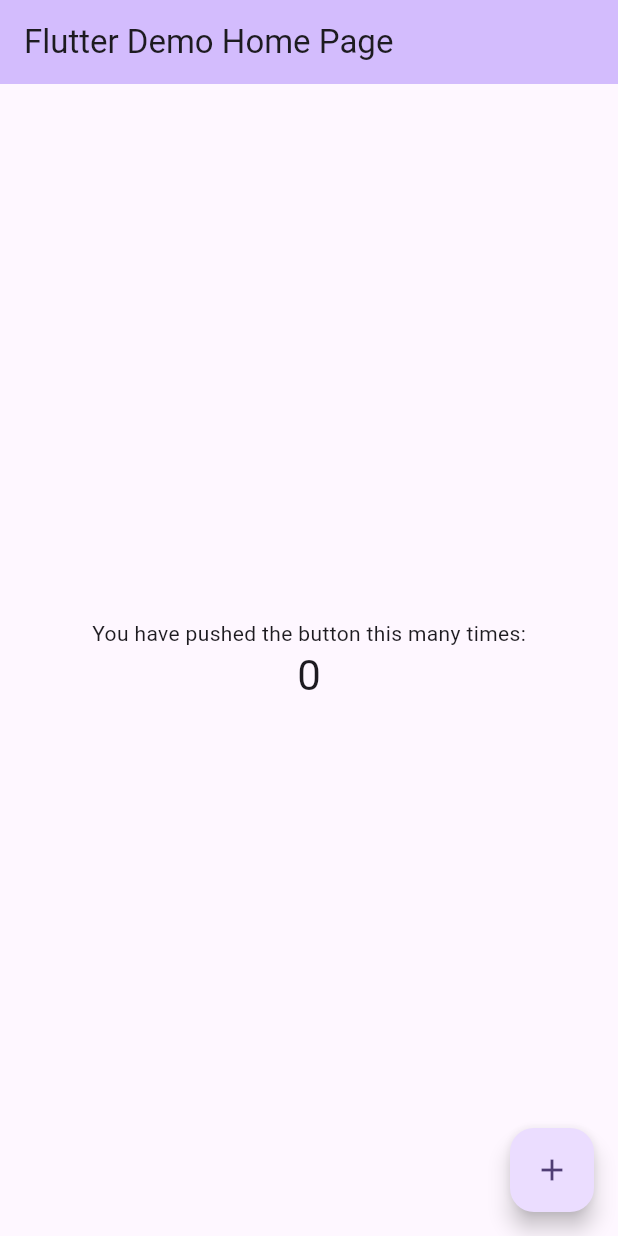
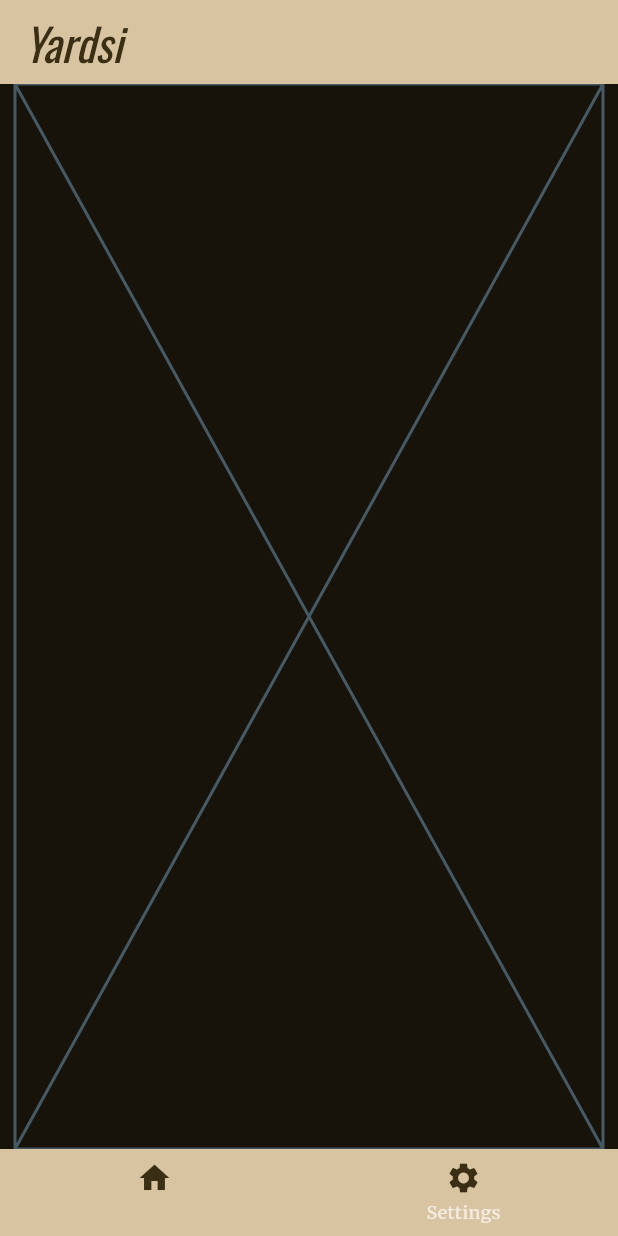
Before and after one commit to evanlalo/make_something, a Flutter app: the screen it shows after launch, on a phone screen of 412 x 824 dp. Run offline on Flutter 3.47's test engine with Material 3 defaults, Android fonts, the light colour scheme and no system bars; our stand-ins replace google_fonts.

Commit message:
adds layout

```diff
--- a/lib/main.dart
+++ b/lib/main.dart
@@ -1,4 +1,5 @@
 import 'package:flutter/material.dart';
+import 'package:google_fonts/google_fonts.dart';
 
 void main() {
   runApp(const MyApp());
@@ -7,119 +8,85 @@
 class MyApp extends StatelessWidget {
   const MyApp({super.key});
 
-  // This widget is the root of your application.
   @override
   Widget build(BuildContext context) {
+    const appName = 'Yardsi';
     return MaterialApp(
-      title: 'Flutter Demo',
-      theme: ThemeData(
-        // This is the theme of your application.
-        //
-        // TRY THIS: Try running your application with "flutter run". You'll see
-        // the application has a purple toolbar. Then, without quitting the app,
-        // try changing the seedColor in the colorScheme below to Colors.green
-        // and then invoke "hot reload" (save your changes or press the "hot
-        // reload" button in a Flutter-supported IDE, or press "r" if you used
-        // the command line to start the app).
-        //
-        // Notice that the counter didn't reset back to zero; the application
-        // state is not lost during the reload. To reset the state, use hot
-        // restart instead.
-        //
-        // This works for code too, not just values: Most code changes can be
-        // tested with just a hot reload.
-        colorScheme: ColorScheme.fromSeed(seedColor: Colors.deepPurple),
-        useMaterial3: true,
+        title: appName,
+        debugShowCheckedModeBanner: false,
+        theme: ThemeData(
+          useMaterial3: true,
+
+          // Define the default brightness and colors.
+          colorScheme: ColorScheme.fromSeed(
+            seedColor: Colors.amber,
+            // ···
+            brightness: Brightness.dark,
+          ),
+
+          // Define the default `TextTheme`. Use this to specify the default
+          // text styling for headlines, titles, bodies of text, and more.
+          textTheme: TextTheme(
+            displayLarge: const TextStyle(
+              fontSize: 72,
+              fontWeight: FontWeight.bold,
+            ),
+            // ···
+            titleLarge: GoogleFonts.oswald(
+              fontSize: 30,
+              fontStyle: FontStyle.italic,
+            ),
+            bodyMedium: GoogleFonts.merriweather(),
+            displaySmall: GoogleFonts.pacifico(),
+          ),
+        ),
+        home: const Body(title: appName));
+  }
+}
+
+class Body extends StatelessWidget {
+  final String title;
+
+  const Body({super.key, required this.title});
+
+  @override
+  Widget build(BuildContext context) {
+    return Scaffold(
+      appBar: AppBar(
+        title: Text(title,
+            style: Theme.of(context).textTheme.titleLarge!.copyWith(
+                  color: Theme.of(context).colorScheme.onSecondary,
+                )),
+        backgroundColor: Theme.of(context).colorScheme.secondary,
       ),
-      home: const MyHomePage(title: 'Flutter Demo Home Page'),
+      body: Padding(
+        padding: const EdgeInsets.symmetric(horizontal: 10),
+        child: Placeholder()
+        // Column(
+        //   mainAxisAlignment: MainAxisAlignment.spaceEvenly,
+        //   children: [
+        //     Container(
+        //       height: 200,
+        //       decoration: BoxDecoration(
+        //           color: Theme.of(context).colorScheme.onPrimary,
+        //           borderRadius: BorderRadius.circular(20)),
+        //     ),
+        //     Container(
+        //       height: 200,
+        //       decoration: BoxDecoration(
+        //           color: Theme.of(context).colorScheme.onPrimary,
+        //           borderRadius: BorderRadius.circular(20)),
+        //     ),
+        //   ],
+        // ),
+      ),
+      bottomNavigationBar: BottomNavigationBar(
+        backgroundColor: Theme.of(context).colorScheme.secondary,
+        items: [
+          BottomNavigationBarItem(icon: Icon(Icons.home, color: Theme.of(context).colorScheme.onSecondary), label: "Home"),
+          BottomNavigationBarItem(icon: Icon(Icons.settings, color: Theme.of(context).colorScheme.onSecondary), label: "Settings"),
+          ],
+      ),
     );
   }
 }
-
-class MyHomePage extends StatefulWidget {
-  const MyHomePage({super.key, required this.title});
-
-  // This widget is the home page of your application. It is stateful, meaning
-  // that it has a State object (defined below) that contains fields that affect
-  // how it looks.
-
-  // This class is the configuration for the state. It holds the values (in this
-  // case the title) provided by the parent (in this case the App widget) and
-  // used by the build method of the State. Fields in a Widget subclass are
-  // always marked "final".
-
-  final String title;
-
-  @override
-  State<MyHomePage> createState() => _MyHomePageState();
-}
-
-class _MyHomePageState extends State<MyHomePage> {
-  int _counter = 0;
-
-  void _incrementCounter() {
-    setState(() {
-      // This call to setState tells the Flutter framework that something has
-      // changed in this State, which causes it to rerun the build method below
-      // so that the display can reflect the updated values. If we changed
-      // _counter without calling setState(), then the build method would not be
-      // called again, and so nothing would appear to happen.
-      _counter++;
-    });
-  }
-
-  @override
-  Widget build(BuildContext context) {
-    // This method is rerun every time setState is called, for instance as done
-    // by the _incrementCounter method above.
-    //
-    // The Flutter framework has been optimized to make rerunning build methods
-    // fast, so that you can just rebuild anything that needs updating rather
-    // than having to individually change instances of widgets.
-    return Scaffold(
-      appBar: AppBar(
-        // TRY THIS: Try changing the color here to a specific color (to
-        // Colors.amber, perhaps?) and trigger a hot reload to see the AppBar
-        // change color while the other colors stay the same.
-        backgroundColor: Theme.of(context).colorScheme.inversePrimary,
-        // Here we take the value from the MyHomePage object that was created by
-        // the App.build method, and use it to set our appbar title.
-        title: Text(widget.title),
-      ),
-      body: Center(
-        // Center is a layout widget. It takes a single child and positions it
-        // in the middle of the parent.
-        child: Column(
-          // Column is also a layout widget. It takes a list of children and
-          // arranges them vertically. By default, it sizes itself to fit its
-          // children horizontally, and tries to be as tall as its parent.
-          //
-          // Column has various properties to control how it sizes itself and
-          // how it positions its children. Here we use mainAxisAlignment to
-          // center the children vertically; the main axis here is the vertical
-          // axis because Columns are vertical (the cross axis would be
-          // horizontal).
-          //
-          // TRY THIS: Invoke "debug painting" (choose the "Toggle Debug Paint"
-          // action in the IDE, or press "p" in the console), to see the
-          // wireframe for each widget.
-          mainAxisAlignment: MainAxisAlignment.center,
-          children: <Widget>[
-            const Text(
-              'You have pushed the button this many times:',
-            ),
-            Text(
-              '$_counter',
-              style: Theme.of(context).textTheme.headlineMedium,
-            ),
-          ],
-        ),
-      ),
-      floatingActionButton: FloatingActionButton(
-        onPressed: _incrementCounter,
-        tooltip: 'Increment',
-        child: const Icon(Icons.add),
-      ), // This trailing comma makes auto-formatting nicer for build methods.
-    );
-  }
-}
--- a/pubspec.yaml
+++ b/pubspec.yaml
@@ -35,6 +35,7 @@ dependencies:
   # The following adds the Cupertino Icons font to your application.
   # Use with the CupertinoIcons class for iOS style icons.
   cupertino_icons: ^1.0.6
+  google_fonts: ^6.1.0
 
 dev_dependencies:
   flutter_test:
```
Also changed, not shown: lib/pages/home.dart (added), lib/pages/settings.dart (added), pubspec.lock, 11 other files.
